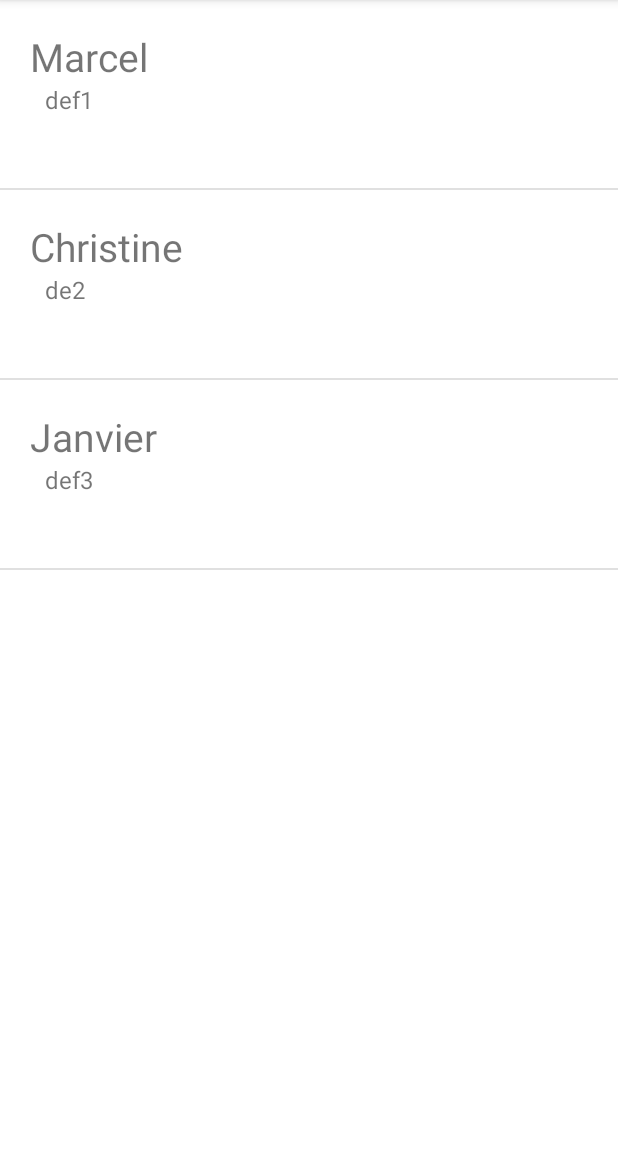
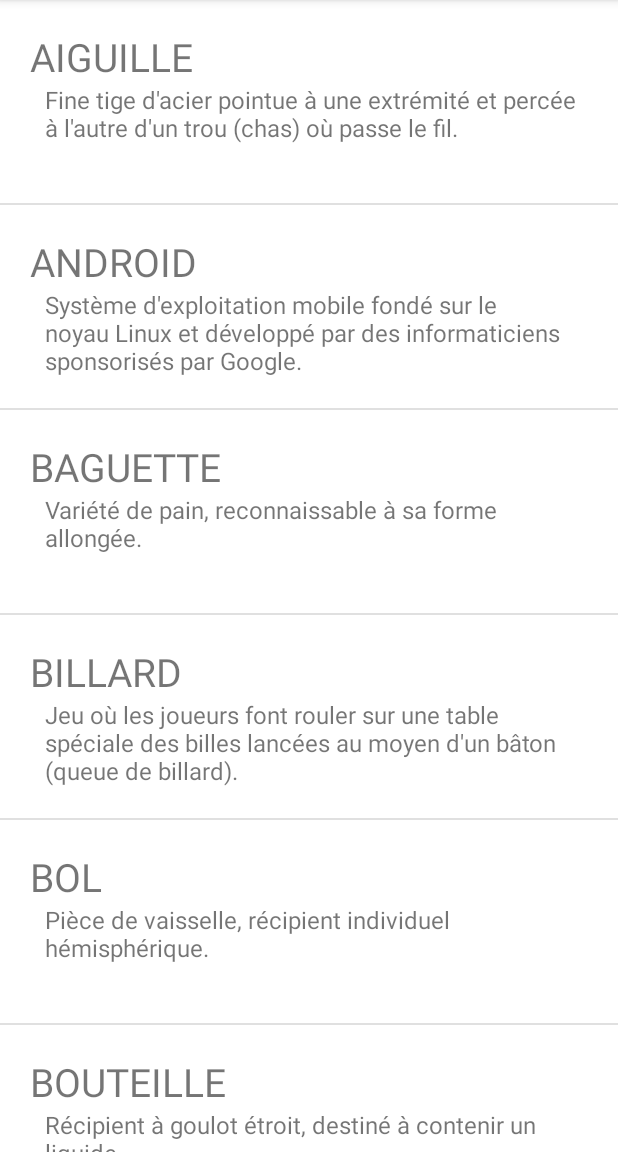
Before and after one commit to bkrtraore/Hangman, an Android app: the screen it shows after launch (Liste), in the options menu, after a tap on "Liste des mots", on a phone screen of 412 x 824 dp, the part 84-1236 px from its top. Run offline under Robolectric (Android 15) with nearby library versions, the phone set to English and light mode, and no system bars.

Commit message:
Projet fini

```diff
--- a/app/src/main/java/com/example/hangman/Liste.java
+++ b/app/src/main/java/com/example/hangman/Liste.java
@@ -1,6 +1,7 @@
 package com.example.hangman;
 
 import android.os.Bundle;
+
 
 import androidx.annotation.Nullable;
 import androidx.appcompat.app.AppCompatActivity;
@@ -20,14 +21,14 @@ public class Liste extends AppCompatActivity {
 
         ArrayList<Word> wordArrayList= new ArrayList<>();
 
-        Word one = new Word("Marcel","def1");
-        Word two = new Word("Christine","de2");
-        Word three = new Word("Janvier","def3");
+        String[] mots = getIntent().getStringArrayExtra("mots");
+        String[] definitions = getIntent().getStringArrayExtra("definitions");
 
 
-        wordArrayList.add(one);
-        wordArrayList.add(two);
-        wordArrayList.add(three);
+        // Mots et definitions ayant la meme taille
+        for (int i = 0; i < mots.length; i++) {
+            wordArrayList.add(new Word(mots[i], definitions[i]));
+        }
 
         RecyclerView recyclerView =findViewById(R.id.recyclerViewId);
 
--- a/app/src/main/java/com/example/hangman/MainActivity.java
+++ b/app/src/main/java/com/example/hangman/MainActivity.java
@@ -1,52 +1,46 @@
 package com.example.hangman;
 
+import android.app.NotificationChannel;
+import android.app.NotificationManager;
 import android.content.Intent;
+import android.os.Build;
 import android.os.Bundle;
 import android.view.Menu;
 import android.view.MenuItem;
 import android.view.View;
 import android.widget.Button;
 import android.widget.ImageView;
+import android.widget.LinearLayout;
 import android.widget.TextView;
 import android.widget.Toast;
 
 import androidx.appcompat.app.AppCompatActivity;
+import androidx.core.app.NotificationCompat;
+import androidx.core.app.NotificationManagerCompat;
 
 import java.util.ArrayList;
 import java.util.Random;
 
 public class MainActivity<et1> extends AppCompatActivity {
 
-    // Java Keywords
-    public static final String[] WORDS = {
-            "ABSTRACT", "ASSERT", "BOOLEAN", "BREAK", "BYTE",
-            "CASE", "CATCH", "CHAR", "CLASS", "CONST",
-            "CONTINUE", "DEFAULT", "DOUBLE", "DO", "ELSE",
-            "ENUM", "EXTENDS", "FALSE", "FINAL", "FINALLY",
-            "FLOAT", "FOR", "GOTO", "IF", "IMPLEMENTS",
-            "IMPORT", "INSTANCEOF", "INT", "INTERFACE",
-            "LONG", "NATIVE", "NEW", "NULL", "PACKAGE",
-            "PRIVATE", "PROTECTED", "PUBLIC", "RETURN",
-            "SHORT", "STATIC", "STRICTFP", "SUPER", "SWITCH",
-            "SYNCHRONIZED", "THIS", "THROW", "THROWS",
-            "TRANSIENT", "TRUE", "TRY", "VOID", "VOLATILE", "WHILE"
-    };
+    private static final String CHANNEL_ID = "channel";
+    public static String[] WORDS;
+    public static String[] DEFINITIONS;
 
     public static final Random RANDOM = new Random();
-    // Max errors before user lose
+    // Max erreurs avant défaite du joueur
     public static final int MAX_ERRORS = 6;
 
 
-
-    // Word to find
     private String wordToFind;
-    // Word found stored in a char array to show progression of user
+    // Les caractères trouvés par le joueur
     private char[] wordFound;
     private int nbErrors;
 
 
-    // letters already entered by user
+    // Lettres déjà utilisées
     private ArrayList<String> letters = new ArrayList<>();
+
     private ImageView img;
     private TextView wordTv;
     private TextView wordToFindTv;
@@ -58,7 +52,47 @@ public class MainActivity<et1> extends AppCompatActivity {
         img = findViewById(R.id.img);
         wordTv = findViewById(R.id.wordTv);
         wordToFindTv = findViewById(R.id.wordToFindTv);
+        insert_into_db();
         newGame();
+    }
+
+    private void insert_into_db(){
+        SQLiteManager sqLiteManager = SQLiteManager.instanceOfDatabase(this);
+        sqLiteManager.delete_all_words();
+        sqLiteManager.add_word("AIGUILLE", "Fine tige d'acier pointue à une extrémité et percée à l'autre d'un trou (chas) où passe le fil.");
+        sqLiteManager.add_word("ANDROID", "Système d'exploitation mobile fondé sur le noyau Linux et développé par des informaticiens sponsorisés par Google.");
+        sqLiteManager.add_word("BAGUETTE", "Variété de pain, reconnaissable à sa forme allongée.");
+        sqLiteManager.add_word("BILLARD", "Jeu où les joueurs font rouler sur une table spéciale des billes lancées au moyen d'un bâton (queue de billard).");
+        sqLiteManager.add_word("BOL", "Pièce de vaisselle, récipient individuel hémisphérique.");
+        sqLiteManager.add_word("BOUTEILLE", "Récipient à goulot étroit, destiné à contenir un liquide.");
+        sqLiteManager.add_word("CASQUE", "Coiffure rigide (métal, cuir, plastique) qui couvre et protège la tête.");
+        sqLiteManager.add_word("CHAUSSON", "Chaussure d'intérieur légère et chaude ; chaussure tricotée pour bébé.");
+        sqLiteManager.add_word("CIDRE", "Boisson obtenue par la fermentation alcoolique du jus de pomme.");
+        sqLiteManager.add_word("CORNICHON", "Petit concombre cueilli avant sa maturité, que l'on conserve dans du vinaigre.");
+        sqLiteManager.add_word("DISCIPLINE", "Règle de conduite commune aux membres d'un corps, d'une collectivité ; obéissance à cette règle.");
+        sqLiteManager.add_word("FUSILLADE", "Échange de coups de feu.");
+        sqLiteManager.add_word("GALAXIE", "Vaste amas d'étoiles, l'une des structures essentielles de l'Univers, et dont la Galaxie est un exemple.");
+        sqLiteManager.add_word("GONDOLE", "Barque vénitienne à un seul aviron, longue et plate, aux extrémités relevées et recourbées.");
+        sqLiteManager.add_word("MONTRE", "instrument de mesure du temps qui se porte sur soi.");
+        sqLiteManager.add_word("MOTO", "Véhicule à deux roues, à moteur à essence de plus de 125 cm3");
+        sqLiteManager.add_word("NAPPE", "Linge qui sert à couvrir la table du repas.");
+        sqLiteManager.add_word("ORPHELIN", "Enfant qui a perdu son père et sa mère, ou l'un des deux.");
+        sqLiteManager.add_word("PANDA", "Mammifère des forêts d'Inde et de Chine.");
+        sqLiteManager.add_word("PINCER", "Serrer entre les extrémités des doigts, entre les branches d'une pince ou d'un objet analogue.");
+        sqLiteManager.add_word("POCHE", "Petit sac, pièce cousu(e) dans ou sur un vêtement et où l'on met les objets qu'on porte sur soi.");
+        sqLiteManager.add_word("POTIN", "Bavardage, commérage.");
+        sqLiteManager.add_word("PROJET", "Image d'une situation, d'un état que l'on pense atteindre.");
+        sqLiteManager.add_word("REMPLIR", "Rendre plein, utiliser entièrement (un espace disponible).");
+        sqLiteManager.add_word("ROSEAU", "Plante aquatique à tige droite et lisse.");
+        sqLiteManager.add_word("SENTIMENT", "Conscience plus ou moins claire, connaissance comportant des éléments affectifs et intuitifs.");
+        sqLiteManager.add_word("SERVIETTE", "Pièce de linge dont on se sert à table ou pour la toilette.");
+        sqLiteManager.add_word("SILENCE", "Fait de ne pas parler ; état, attitude d'une personne qui reste sans parler.");
+        sqLiteManager.add_word("SOURIS", "Petit mammifère rongeur.");
+        sqLiteManager.add_word("VENDEUR", "Personne dont la profession est de vendre");
+        sqLiteManager.add_word("VOITURE", "Véhicule monté sur roues, tiré ou poussé par un animal, un homme");
+
+        WORDS = sqLiteManager.get_mots();
+        DEFINITIONS = sqLiteManager.get_definitions();
     }
 
     @Override
@@ -67,28 +101,35 @@ public class MainActivity<et1> extends AppCompatActivity {
         return true;
     }
 
-    /*@Override
-    public boolean onOptionsItemSelected(MenuItem item) {
-        if (item.getItemId() == R.id.new_game) {
-            newGame();
-        }
 
-        return super.onOptionsItemSelected(item);
-    }*/
-
-    // Method returning randomly next word to find
     private String nextWordToFind() {
         return WORDS[RANDOM.nextInt(WORDS.length)];
     }
 
-    // Method for starting a new game
+
     public void newGame() {
+        createNotificationChannel();
+
+        LinearLayout lt1 = (LinearLayout) findViewById(R.id.letters_layout_one);
+        LinearLayout lt2 = (LinearLayout) findViewById(R.id.letters_layout_two);
+        LinearLayout lt3 = (LinearLayout) findViewById(R.id.letters_layout_three);
+        for (int i = 0; i < lt1.getChildCount();  i++ ){
+            View view = lt1.getChildAt(i);
+            view.setEnabled(true);
+        }
+        for (int i = 0; i < lt2.getChildCount();  i++ ){
+            View view = lt2.getChildAt(i);
+            view.setEnabled(true);
+        }
+        for (int i = 0; i < lt3.getChildCount();  i++ ){
+            View view = lt3.getChildAt(i);
+            view.setEnabled(true);
+        }
         findViewById(R.id.playAgain).setVisibility(View.INVISIBLE);
         nbErrors = -1;
         letters.clear();
         wordToFind = nextWordToFind();
 
-        // word found initialization
         wordFound = new char[wordToFind.length()];
 
         for (int i = 0; i < wordFound.length; i++) {
@@ -110,18 +151,18 @@ public class MainActivity<et1> extends AppCompatActivity {
         newGame();
     }
 
-    // Method returning trus if word is found by user
+    // Retourne vrai si le mot est trouvé
     public boolean wordFound() {
         return wordToFind.contentEquals(new String(wordFound));
     }
 
-    // Method updating the word found after user entered a character
+    // Méthode permettant la maj du mot si une lettre est trouvé
     private void enter(String c) {
-        // we update only if c has not already been entered
+        // on met a jour seulement si c n'a pas déjà été entré
         if (!letters.contains(c)) {
-            // we check if word to find contains c
+            // on vérifie si le mot contient c
             if (wordToFind.contains(c)) {
-                // if so, we replace _ by the character c
+                // si oui on remplace _ par c (le caractère).
                 int index = wordToFind.indexOf(c);
 
                 while (index >= 0) {
@@ -129,19 +170,19 @@ public class MainActivity<et1> extends AppCompatActivity {
                     index = wordToFind.indexOf(c, index + 1);
                 }
             } else {
-                // c not in the word => error
+                // c n'est pas dans le mot => erreur
                 nbErrors++;
                 Toast.makeText(this, R.string.try_an_other, Toast.LENGTH_SHORT).show();
             }
 
-            // c is now a letter entered
+            // c est ajouté aux letttres utilisées
             letters.add(c);
         } else {
             Toast.makeText(this, R.string.letter_already_entered, Toast.LENGTH_SHORT).show();
         }
     }
 
-    // Method returning the state of the word found by the user until by now
+    // Retourne l'état du mot trouvé par l'utilisateur jusqu'à maintenant
     private String wordFoundContent() {
         StringBuilder builder = new StringBuilder();
 
@@ -164,7 +205,33 @@ public class MainActivity<et1> extends AppCompatActivity {
     }
 
 
+
+    private void createNotificationChannel() {
+        if (Build.VERSION.SDK_INT >= Build.VERSION_CODES.O) {
+            CharSequence name = getString(R.string.channel_name);
+            int importance = NotificationManager.IMPORTANCE_DEFAULT;
+            NotificationChannel channel = new NotificationChannel(CHANNEL_ID, name, importance);
+
+            NotificationManager notificationManager = getSystemService(NotificationManager.class);
+            notificationManager.createNotificationChannel(channel);
+        }
+    }
+
+    public void notifyUser(){
+        NotificationCompat.Builder builder = new NotificationCompat.Builder(this, CHANNEL_ID)
+                .setSmallIcon(R.drawable.ic_launcher_foreground)
+                .setContentTitle("Définition")
+                .setContentText("La définition de ce mot se trouve la liste des mots, n'hésitez pas a y jeter un oeil !")
+                .setPriority(NotificationCompat.PRIORITY_DEFAULT);
+
+        NotificationManagerCompat notificationManager = NotificationManagerCompat.from(this);
+        notificationManager.notify(1, builder.build());
+    }
+
+
     public void touchLetter(View v) {
+
+
         if (nbErrors < MAX_ERRORS
                 && !getString(R.string.you_win).equals(wordToFindTv.getText())) {
             String letter = ((Button) v).getText().toString();
@@ -172,30 +239,36 @@ public class MainActivity<et1> extends AppCompatActivity {
             wordTv.setText(wordFoundContent());
             updateImg(nbErrors);
 
-            // check if word is found
+            // Vérifie si le mot est trouvé
             if (wordFound()) {
                 Toast.makeText(this, R.string.you_win, Toast.LENGTH_SHORT).
                         show();
                 wordToFindTv.setText(R.string.you_win);
-                //
+
+                notifyUser();
                 findViewById(R.id.playAgain).setVisibility(View.VISIBLE);
             } else {
                 if (nbErrors >= MAX_ERRORS) {
                     Toast.makeText(this, R.string.you_lose, Toast.LENGTH_SHORT).show();
                     wordToFindTv.setText(getString(R.string.word_to_find).
                             replace("#word#", wordToFind));
-                    //
+                    notifyUser();
                     findViewById(R.id.playAgain).setVisibility(View.VISIBLE);
                 }
             }
         } else {
             Toast.makeText(this, R.string.game_is_ended, Toast.LENGTH_SHORT).show();
         }
+        v.setEnabled(false);
     }
 
 
     public void goToListe(MenuItem item) {
-        startActivity(new Intent(MainActivity.this, Liste.class));
+        // On envoi la liste de mots et leur definitions grace à l'intent
+        Intent intent = new Intent(MainActivity.this, Liste.class);
+        intent.putExtra("mots", WORDS);
+        intent.putExtra("definitions", DEFINITIONS);
+        startActivity(intent);
     }
 
     public void goToAbout(MenuItem item) {
--- /dev/null
+++ b/app/src/main/java/com/example/hangman/SQLiteManager.java
@@ -0,0 +1,118 @@
+package com.example.hangman;
+
+
+import android.annotation.SuppressLint;
+import android.content.ContentValues;
+import android.content.Context;
+import android.database.Cursor;
+import android.database.sqlite.SQLiteDatabase;
+import android.database.sqlite.SQLiteOpenHelper;
+
+import java.text.DateFormat;
+import java.text.SimpleDateFormat;
+
+
+public class SQLiteManager extends SQLiteOpenHelper
+{
+    private static SQLiteManager sqLiteManager;
+
+    private static final String DATABASE_NAME = "mots";
+    private static final int DATABASE_VERSION = 1;
+    private static final String TABLE_NAME = "mots";
+    private static final String MOT_ID = "mot_id";
+
+    private static final String MOT = "mot";
+    private static final String DEFINITION = "definition";
+
+    @SuppressLint("SimpleDateFormat")
+    private static final DateFormat dateFormat = new SimpleDateFormat("MM-dd-yyyy HH:mm:ss");
+
+    public SQLiteManager(Context context)
+    {
+        super(context, DATABASE_NAME, null, DATABASE_VERSION);
+    }
+
+    public static SQLiteManager instanceOfDatabase(Context context)
+    {
+        if(sqLiteManager == null)
+            sqLiteManager = new SQLiteManager(context);
+
+        return sqLiteManager;
+    }
+
+    @Override
+    public void onCreate(SQLiteDatabase sqLiteDatabase)
+    {
+        StringBuilder sql;
+        sql = new StringBuilder()
+                .append("CREATE TABLE ")
+                .append(TABLE_NAME)
+                .append("(")
+                .append(MOT_ID)
+                .append(" INTEGER PRIMARY KEY AUTOINCREMENT, ")
+                .append(MOT)
+                .append(" INT, ")
+                .append(DEFINITION)
+                .append(" TEXT )");
+        sqLiteDatabase.execSQL(sql.toString());
+    }
+
+    @Override
+    public void onUpgrade(SQLiteDatabase sqLiteDatabase, int oldVersion, int newVersion)
+    {
+
+    }
+
+    public void peuplementDB(String mot, String def){
+        SQLiteDatabase sqLiteDatabase = this.getWritableDatabase();
+        ContentValues contentValues = new ContentValues();
+        contentValues.put(MOT,mot);
+        contentValues.put(DEFINITION,def);
+        sqLiteDatabase.insert(TABLE_NAME, null, contentValues);
+    }
+
+    public void add_word(String mot, String def){
+        SQLiteDatabase sqLiteDatabase = this.getWritableDatabase();
+        ContentValues contentValues = new ContentValues();
+        contentValues.put(MOT,mot);
+        contentValues.put(DEFINITION,def);
+        sqLiteDatabase.insert(TABLE_NAME, null, contentValues);
+    }
+
+    public void delete_all_words(){
+        String selectQuery = "DELETE FROM " + TABLE_NAME;
+        SQLiteDatabase db = this.getWritableDatabase();
+        db.execSQL(selectQuery);
+    }
+
+    public void delete_word(String word){
+        SQLiteDatabase db = this.getWritableDatabase();
+        db.delete(TABLE_NAME,MOT+"="+word,null);
+    }
+
+    public String[] get_mots(){
+        SQLiteDatabase db = this.getReadableDatabase();
+        Cursor cursor=db.query(TABLE_NAME,null,null,null,null,null,null,null);
+        String[] mots= new String[cursor.getCount()];
+        int i=0;
+        while(cursor.moveToNext()){
+            mots[i]=cursor.getString(1);
+            i++;
+        }
+        return mots;
+    }
+
+    public String[] get_definitions(){
+        SQLiteDatabase db = this.getReadableDatabase();
+        Cursor cursor=db.query(TABLE_NAME,null,null,null,null,null,null,null);
+        String[] definitions= new String[cursor.getCount()];
+        int i=0;
+        while(cursor.moveToNext()){
+            definitions[i]=cursor.getString(2);
+            i++;
+        }
+        return definitions;
+    }
+
+
+}
--- a/app/src/main/res/layout/word_item.xml
+++ b/app/src/main/res/layout/word_item.xml
@@ -15,7 +15,7 @@
     <TextView
         android:id="@+id/word_definition"
         android:layout_width="match_parent"
-        android:layout_height="50dp"
+        android:layout_height="60dp"
         android:layout_marginStart="10dp"
         android:textSize="16sp" />
 
--- a/app/src/main/res/values-night/themes.xml
+++ b/app/src/main/res/values-night/themes.xml
@@ -2,13 +2,15 @@
     <!-- Base application theme. -->
     <style name="Theme.Hangman" parent="Theme.MaterialComponents.DayNight.DarkActionBar">
         <!-- Primary brand color. -->
-        <item name="colorPrimary">@color/purple_200</item>
-        <item name="colorPrimaryVariant">@color/purple_700</item>
-        <item name="colorOnPrimary">@color/black</item>
+        <item name="android:background">#151515</item>
+        <item name="colorPrimary">#242038</item>
+        <item name="colorPrimaryVariant">@color/black</item>
+        <item name="colorOnPrimary">#F7ECE1</item>
         <!-- Secondary brand color. -->
         <item name="colorSecondary">@color/teal_200</item>
         <item name="colorSecondaryVariant">@color/teal_200</item>
-        <item name="colorOnSecondary">@color/black</item>
+        <item name="colorOnSecondary">#F7ECE1</item>
+
         <!-- Status bar color. -->
         <item name="android:statusBarColor" tools:targetApi="l">?attr/colorPrimaryVariant</item>
         <!-- Customize your theme here. -->
--- a/app/src/main/res/values/ids.xml
+++ /dev/null
@@ -1,4 +0,0 @@
-<?xml version="1.0" encoding="utf-8"?>
-<resources>
-    <item name="new_game" type="id" />
-</resources>
--- a/app/src/main/res/values/strings.xml
+++ b/app/src/main/res/values/strings.xml
@@ -8,7 +8,7 @@
     <string name="word_to_find">Le mot à trouver était : #word#</string>
     <string name="try_an_other">Essayez autre chose</string>
     <string name="letter_already_entered">Cette lettre a déjà été entrée </string>
-    <!-- TODO: Remove or change this placeholder text -->
+
     <string name="hello_blank_fragment">Hello blank fragment</string>
     <string name="liste">Liste des mots</string>
     <string name="a_propos">A propos</string>
@@ -18,4 +18,5 @@
     <string name="traore_bakari">TRAORE Bakari</string>
     <string name="dev_text_view">Ce jeu a été réalisé dans le cadre d\'un projet d\'étudiants en troisième année de Licence MIAGE. L\'équipe de développement étant composée de :</string>
     <string name="abdelqader_fadi">ABDELQADER Fadi</string>
+    <string name="channel_name">notif_channel</string>
 </resources>
```
Also changed, not shown: app/src/main/res/layout/activity_main.xml (+59 -60 lines).
